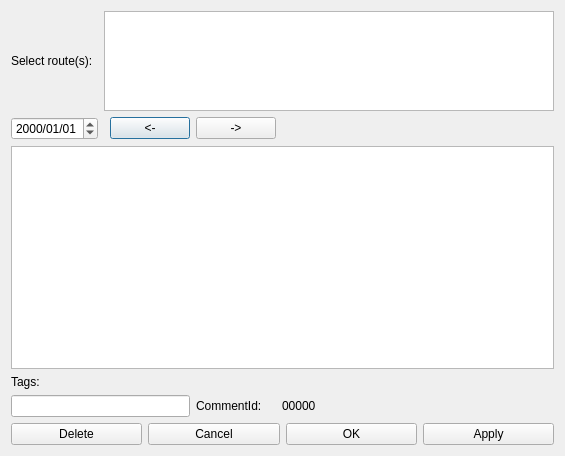
allenck/mapper, file ui/routecommentsdlg.ui: the form before one commit.
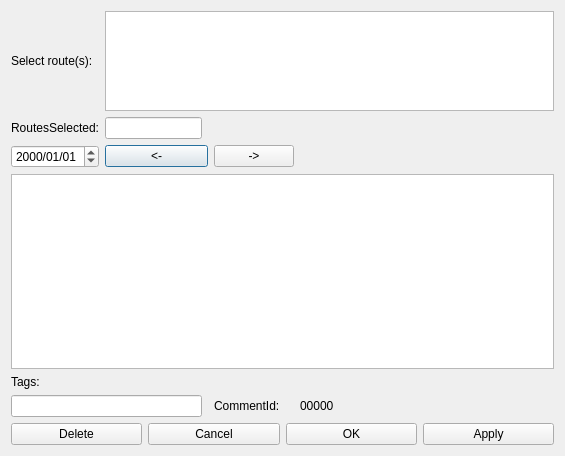
The form after the commit. Custom widgets are drawn as their Qt base class.

Commit message: Fix RouteCommentsDlg next/prev

```diff
--- a/ui/routecommentsdlg.ui
+++ b/ui/routecommentsdlg.ui
@@ -14,10 +14,10 @@
    <string>Dialog</string>
   </property>
   <layout class="QGridLayout" name="gridLayout">
-   <item row="1" column="2">
-    <widget class="QPushButton" name="btnPrev">
+   <item row="0" column="0">
+    <widget class="QLabel" name="label">
      <property name="text">
-      <string>&lt;-</string>
+      <string>Select route(s):</string>
      </property>
     </widget>
    </item>
@@ -40,14 +40,55 @@
      </property>
     </widget>
    </item>
-   <item row="4" column="3">
-    <widget class="QLabel" name="label_3">
+   <item row="1" column="0">
+    <widget class="QLabel" name="label_4">
      <property name="text">
-      <string>CommentId:</string>
+      <string>RoutesSelected:</string>
      </property>
     </widget>
    </item>
-   <item row="1" column="5">
+   <item row="1" column="1">
+    <widget class="QLineEdit" name="routesSelected">
+     <property name="readOnly">
+      <bool>true</bool>
+     </property>
+    </widget>
+   </item>
+   <item row="1" column="2" colspan="4">
+    <spacer name="horizontalSpacer_2">
+     <property name="orientation">
+      <enum>Qt::Orientation::Horizontal</enum>
+     </property>
+     <property name="sizeHint" stdset="0">
+      <size>
+       <width>356</width>
+       <height>20</height>
+      </size>
+     </property>
+    </spacer>
+   </item>
+   <item row="2" column="0">
+    <widget class="QDateEdit" name="dateEdit">
+     <property name="displayFormat">
+      <string>yyyy/MM/dd</string>
+     </property>
+    </widget>
+   </item>
+   <item row="2" column="1" colspan="2">
+    <widget class="QPushButton" name="btnPrev">
+     <property name="text">
+      <string>&lt;-</string>
+     </property>
+    </widget>
+   </item>
+   <item row="2" column="3">
+    <widget class="QPushButton" name="btnNext">
+     <property name="text">
+      <string>-&gt;</string>
+     </property>
+    </widget>
+   </item>
+   <item row="2" column="5">
     <spacer name="horizontalSpacer">
      <property name="orientation">
       <enum>Qt::Orientation::Horizontal</enum>
@@ -60,14 +101,31 @@
      </property>
     </spacer>
    </item>
-   <item row="3" column="0">
+   <item row="4" column="0">
     <widget class="QLabel" name="label_2">
      <property name="text">
       <string>Tags:</string>
      </property>
     </widget>
    </item>
-   <item row="5" column="0" colspan="6">
+   <item row="5" column="0" colspan="2">
+    <widget class="QLineEdit" name="txtTags"/>
+   </item>
+   <item row="5" column="3">
+    <widget class="QLabel" name="label_3">
+     <property name="text">
+      <string>CommentId:</string>
+     </property>
+    </widget>
+   </item>
+   <item row="5" column="4">
+    <widget class="QLabel" name="lblCommentId">
+     <property name="text">
+      <string>00000</string>
+     </property>
+    </widget>
+   </item>
+   <item row="6" column="0" colspan="6">
     <layout class="QHBoxLayout" name="horizontalLayout">
      <item>
       <widget class="QPushButton" name="btnDelete">
@@ -99,40 +157,9 @@
      </item>
     </layout>
    </item>
-   <item row="0" column="0">
-    <widget class="QLabel" name="label">
-     <property name="text">
-      <string>Select route(s):</string>
-     </property>
-    </widget>
-   </item>
-   <item row="1" column="0">
-    <widget class="QDateEdit" name="dateEdit">
-     <property name="displayFormat">
-      <string>yyyy/MM/dd</string>
-     </property>
-    </widget>
-   </item>
-   <item row="1" column="3">
-    <widget class="QPushButton" name="btnNext">
-     <property name="text">
-      <string>-&gt;</string>
-     </property>
-    </widget>
-   </item>
-   <item row="4" column="0" colspan="3">
-    <widget class="QLineEdit" name="txtTags"/>
-   </item>
-   <item row="2" column="0" colspan="6">
+   <item row="3" column="0" colspan="6">
     <widget class="HtmlTextEdit" name="txtComments"/>
    </item>
-   <item row="4" column="4">
-    <widget class="QLabel" name="lblCommentId">
-     <property name="text">
-      <string>00000</string>
-     </property>
-    </widget>
-   </item>
   </layout>
  </widget>
  <customwidgets>
```
The commit also changes 11 other files.
